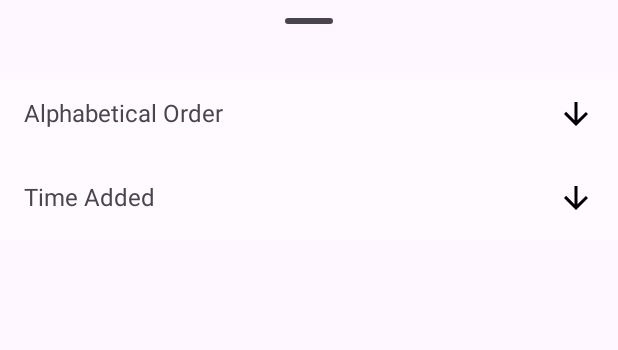
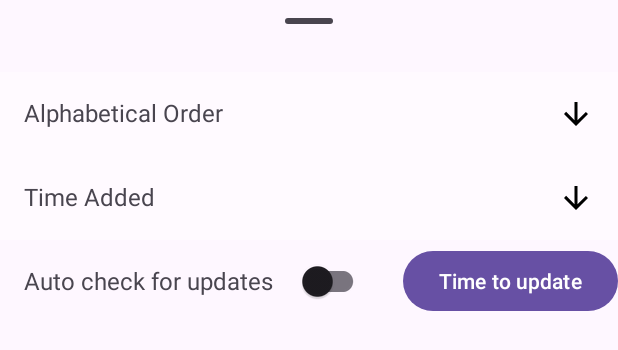
Before and after one commit to Hanogi610/MangaReader, an Android app: the layout fav_bottom_sheet_layout.xml on its own in the app's theme, with its tools: preview values and no code run, on a phone screen of 412 x 824 dp. Shown: the top 350 px of the screen. Run offline under Robolectric (Android 15) with nearby library versions, the phone set to English and light mode, and no system bars.

Commit message:
ad service to auto checking new chapters

```diff
--- a/app/src/main/res/layout/fav_bottom_sheet_layout.xml
+++ b/app/src/main/res/layout/fav_bottom_sheet_layout.xml
@@ -41,40 +41,40 @@
         android:background="@drawable/textview_selector"
         android:clickable="true"
         android:focusable="true"/>
-<!--    <androidx.constraintlayout.widget.ConstraintLayout-->
-<!--        android:layout_width="match_parent"-->
-<!--        android:layout_height="wrap_content"-->
-<!--        app:layout_constraintTop_toBottomOf="@id/time_added"-->
-<!--        app:layout_constraintEnd_toEndOf="parent"-->
-<!--        app:layout_constraintStart_toStartOf="parent">-->
+    <androidx.constraintlayout.widget.ConstraintLayout
+        android:layout_width="match_parent"
+        android:layout_height="wrap_content"
+        app:layout_constraintTop_toBottomOf="@id/time_added"
+        app:layout_constraintEnd_toEndOf="parent"
+        app:layout_constraintStart_toStartOf="parent">
 
-<!--        <TextView-->
-<!--            android:id="@+id/textView"-->
-<!--            android:layout_width="wrap_content"-->
-<!--            android:layout_height="wrap_content"-->
-<!--            android:padding="16dp"-->
-<!--            android:text="@string/auto_check_for_updates"-->
-<!--            android:textSize="16sp"-->
-<!--            app:layout_constraintBottom_toBottomOf="parent"-->
-<!--            app:layout_constraintStart_toStartOf="parent"-->
-<!--            app:layout_constraintTop_toTopOf="parent" />-->
+        <TextView
+            android:id="@+id/textView"
+            android:layout_width="wrap_content"
+            android:layout_height="wrap_content"
+            android:padding="16dp"
+            android:text="@string/auto_check_for_updates"
+            android:textSize="16sp"
+            app:layout_constraintBottom_toBottomOf="parent"
+            app:layout_constraintStart_toStartOf="parent"
+            app:layout_constraintTop_toTopOf="parent" />
 
-<!--        <androidx.appcompat.widget.SwitchCompat-->
-<!--            android:id="@+id/autoUpdateSwitch"-->
-<!--            android:layout_width="wrap_content"-->
-<!--            android:layout_height="wrap_content"-->
-<!--            app:layout_constraintBottom_toBottomOf="parent"-->
-<!--            app:layout_constraintStart_toEndOf="@+id/textView"-->
-<!--            app:layout_constraintTop_toTopOf="parent" />-->
+        <androidx.appcompat.widget.SwitchCompat
+            android:id="@+id/autoUpdateSwitch"
+            android:layout_width="wrap_content"
+            android:layout_height="wrap_content"
+            app:layout_constraintBottom_toBottomOf="parent"
+            app:layout_constraintStart_toEndOf="@+id/textView"
+            app:layout_constraintTop_toTopOf="parent" />
 
-<!--        <Button-->
-<!--            android:id="@+id/customTimeButton"-->
-<!--            android:layout_width="wrap_content"-->
-<!--            android:layout_height="wrap_content"-->
-<!--            android:text="@string/time_to_update"-->
-<!--            app:layout_constraintBottom_toBottomOf="parent"-->
-<!--            app:layout_constraintEnd_toEndOf="parent"-->
-<!--            app:layout_constraintTop_toTopOf="parent" />-->
-<!--    </androidx.constraintlayout.widget.ConstraintLayout>-->
+        <Button
+            android:id="@+id/customTimeButton"
+            android:layout_width="wrap_content"
+            android:layout_height="wrap_content"
+            android:text="@string/time_to_update"
+            app:layout_constraintBottom_toBottomOf="parent"
+            app:layout_constraintEnd_toEndOf="parent"
+            app:layout_constraintTop_toTopOf="parent" />
+    </androidx.constraintlayout.widget.ConstraintLayout>
 
 </androidx.constraintlayout.widget.ConstraintLayout>
--- a/app/src/main/res/layout/notification_layout.xml
+++ b/app/src/main/res/layout/notification_layout.xml
@@ -2,6 +2,8 @@
 <LinearLayout xmlns:android="http://schemas.android.com/apk/res/android"
     android:layout_width="match_parent"
     android:layout_height="wrap_content"
+    android:paddingVertical="10dp"
+    android:paddingHorizontal="15dp"
     android:orientation="vertical">
 
     <TextView
@@ -20,6 +22,7 @@
         android:textColor="@android:color/black" />
 
     <ProgressBar
+        android:layout_marginVertical="3dp"
         android:id="@+id/notification_progress"
         style="?android:attr/progressBarStyleHorizontal"
         android:layout_width="match_parent"
```
Also changed, not shown: app/src/main/AndroidManifest.xml (+10 -1 lines), app/src/main/java/com/example/mangareader/fragment/LibraryFragment.kt (+79 -71 lines), app/src/main/java/com/example/mangareader/service/CheckNewChaptersJobService.kt (renamed from app/src/main/java/com/example/mangareader/service/CheckNewChapters.kt, +19 -36 lines).
